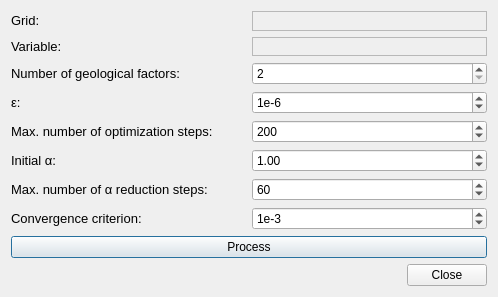
Above: imagejockey/vardecomp/variographicdecompositiondialog.ui from PauloCarvalhoRJ/gammaray before the change. Below: the same form after it.
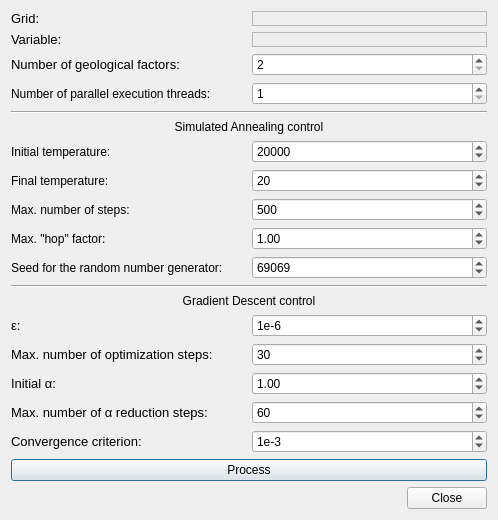
That is the form after the change.

Commit message: Variographic Decomposition: added Simulated Annealing and multithreading.

The edit to the form file:
```diff
--- a/imagejockey/vardecomp/variographicdecompositiondialog.ui
+++ b/imagejockey/vardecomp/variographicdecompositiondialog.ui
@@ -7,7 +7,7 @@
     <x>0</x>
     <y>0</y>
     <width>498</width>
-    <height>297</height>
+    <height>505</height>
    </rect>
   </property>
   <property name="windowTitle">
@@ -16,7 +16,21 @@
   <layout class="QVBoxLayout" name="verticalLayout">
    <item>
     <layout class="QGridLayout" name="gridLayout">
-     <item row="4" column="1">
+     <item row="18" column="0">
+      <widget class="QLabel" name="label_8">
+       <property name="text">
+        <string>&lt;html&gt;&lt;head/&gt;&lt;body&gt;&lt;p&gt;&lt;span style=&quot; font-family:'Verdana,Arial,Tahoma,Calibri,Geneva,sans-serif'; font-size:13px;&quot;&gt;Convergence criterion:&lt;/span&gt;&lt;/p&gt;&lt;/body&gt;&lt;/html&gt;</string>
+       </property>
+      </widget>
+     </item>
+     <item row="10" column="0">
+      <widget class="QLabel" name="label_14">
+       <property name="text">
+        <string>Max. &quot;hop&quot; factor:</string>
+       </property>
+      </widget>
+     </item>
+     <item row="15" column="1">
       <widget class="QSpinBox" name="spinMaxSteps">
        <property name="minimum">
         <number>1</number>
@@ -28,7 +42,7 @@
         <number>100</number>
        </property>
        <property name="value">
-        <number>200</number>
+        <number>30</number>
        </property>
       </widget>
      </item>
@@ -96,21 +110,21 @@
        </layout>
       </widget>
      </item>
-     <item row="8" column="0" colspan="2">
+     <item row="19" column="0" colspan="2">
       <widget class="QPushButton" name="btnProcess">
        <property name="text">
         <string>Process</string>
        </property>
       </widget>
      </item>
-     <item row="3" column="0">
+     <item row="14" column="0">
       <widget class="QLabel" name="label_4">
        <property name="text">
         <string>&lt;html&gt;&lt;head/&gt;&lt;body&gt;&lt;p&gt;&lt;span style=&quot; font-family:'Verdana,Arial,Tahoma,Calibri,Geneva,sans-serif'; font-size:13px;&quot;&gt;&amp;epsilon;:&lt;/span&gt;&lt;/p&gt;&lt;/body&gt;&lt;/html&gt;</string>
        </property>
       </widget>
      </item>
-     <item row="3" column="1">
+     <item row="14" column="1">
       <widget class="QSpinBox" name="spinLogEpsilon">
        <property name="prefix">
         <string>1e</string>
@@ -126,21 +140,21 @@
        </property>
       </widget>
      </item>
-     <item row="5" column="0">
+     <item row="16" column="0">
       <widget class="QLabel" name="label_5">
        <property name="text">
         <string>&lt;html&gt;&lt;head/&gt;&lt;body&gt;&lt;p&gt;&lt;span style=&quot; font-family:'Verdana,Arial,Tahoma,Calibri,Geneva,sans-serif'; font-size:13px;&quot;&gt;Initial α:&lt;/span&gt;&lt;/p&gt;&lt;/body&gt;&lt;/html&gt;</string>
        </property>
       </widget>
      </item>
-     <item row="6" column="0">
+     <item row="17" column="0">
       <widget class="QLabel" name="label_7">
        <property name="text">
         <string>&lt;html&gt;&lt;head/&gt;&lt;body&gt;&lt;p&gt;&lt;span style=&quot; font-family:'Verdana,Arial,Tahoma,Calibri,Geneva,sans-serif'; font-size:13px;&quot;&gt;Max. number of α reduction steps:&lt;/span&gt;&lt;/p&gt;&lt;/body&gt;&lt;/html&gt;</string>
        </property>
       </widget>
      </item>
-     <item row="6" column="1">
+     <item row="17" column="1">
       <widget class="QSpinBox" name="spinMaxStepsAlphaReduction">
        <property name="minimum">
         <number>1</number>
@@ -156,7 +170,7 @@
        </property>
       </widget>
      </item>
-     <item row="5" column="1">
+     <item row="16" column="1">
       <widget class="QDoubleSpinBox" name="spinInitialAlpha">
        <property name="minimum">
         <double>0.010000000000000</double>
@@ -169,21 +183,14 @@
        </property>
       </widget>
      </item>
-     <item row="4" column="0">
+     <item row="15" column="0">
       <widget class="QLabel" name="label_6">
        <property name="text">
         <string>&lt;html&gt;&lt;head/&gt;&lt;body&gt;&lt;p&gt;&lt;span style=&quot; font-family:'Verdana,Arial,Tahoma,Calibri,Geneva,sans-serif'; font-size:13px;&quot;&gt;Max. number of optimization steps:&lt;/span&gt;&lt;/p&gt;&lt;/body&gt;&lt;/html&gt;</string>
        </property>
       </widget>
      </item>
-     <item row="7" column="0">
-      <widget class="QLabel" name="label_8">
-       <property name="text">
-        <string>&lt;html&gt;&lt;head/&gt;&lt;body&gt;&lt;p&gt;&lt;span style=&quot; font-family:'Verdana,Arial,Tahoma,Calibri,Geneva,sans-serif'; font-size:13px;&quot;&gt;Convergence criterion:&lt;/span&gt;&lt;/p&gt;&lt;/body&gt;&lt;/html&gt;</string>
-       </property>
-      </widget>
-     </item>
-     <item row="7" column="1">
+     <item row="18" column="1">
       <widget class="QSpinBox" name="spinConvergenceCriterion">
        <property name="prefix">
         <string>1e</string>
@@ -199,6 +206,159 @@
        </property>
       </widget>
      </item>
+     <item row="13" column="0" colspan="2">
+      <widget class="QLabel" name="label_9">
+       <property name="text">
+        <string>Gradient Descent control</string>
+       </property>
+       <property name="alignment">
+        <set>Qt::AlignCenter</set>
+       </property>
+      </widget>
+     </item>
+     <item row="5" column="0" colspan="2">
+      <widget class="QLabel" name="label_10">
+       <property name="text">
+        <string>Simulated Annealing control</string>
+       </property>
+       <property name="alignment">
+        <set>Qt::AlignCenter</set>
+       </property>
+      </widget>
+     </item>
+     <item row="4" column="0" colspan="2">
+      <widget class="Line" name="line">
+       <property name="orientation">
+        <enum>Qt::Horizontal</enum>
+       </property>
+      </widget>
+     </item>
+     <item row="9" column="1">
+      <widget class="QSpinBox" name="spinMaxStepsSA">
+       <property name="minimum">
+        <number>5</number>
+       </property>
+       <property name="maximum">
+        <number>1000000</number>
+       </property>
+       <property name="singleStep">
+        <number>100</number>
+       </property>
+       <property name="value">
+        <number>500</number>
+       </property>
+      </widget>
+     </item>
+     <item row="11" column="0">
+      <widget class="QLabel" name="label_15">
+       <property name="text">
+        <string>Seed for the random number generator:</string>
+       </property>
+      </widget>
+     </item>
+     <item row="10" column="1">
+      <widget class="QDoubleSpinBox" name="spinMaxHopFactor">
+       <property name="minimum">
+        <double>0.010000000000000</double>
+       </property>
+       <property name="maximum">
+        <double>100.000000000000000</double>
+       </property>
+       <property name="singleStep">
+        <double>0.100000000000000</double>
+       </property>
+       <property name="value">
+        <double>1.000000000000000</double>
+       </property>
+      </widget>
+     </item>
+     <item row="9" column="0">
+      <widget class="QLabel" name="label_13">
+       <property name="text">
+        <string>Max. number of steps:</string>
+       </property>
+      </widget>
+     </item>
+     <item row="7" column="0">
+      <widget class="QLabel" name="label_11">
+       <property name="text">
+        <string>Initial temperature:</string>
+       </property>
+      </widget>
+     </item>
+     <item row="11" column="1">
+      <widget class="QSpinBox" name="spinSeed">
+       <property name="minimum">
+        <number>1</number>
+       </property>
+       <property name="maximum">
+        <number>999999999</number>
+       </property>
+       <property name="value">
+        <number>69069</number>
+       </property>
+      </widget>
+     </item>
+     <item row="8" column="0">
+      <widget class="QLabel" name="label_12">
+       <property name="text">
+        <string>Final temperature:</string>
+       </property>
+      </widget>
+     </item>
+     <item row="8" column="1">
+      <widget class="QSpinBox" name="spinFinalTemperature">
+       <property name="minimum">
+        <number>1</number>
+       </property>
+       <property name="maximum">
+        <number>1000000</number>
+       </property>
+       <property name="singleStep">
+        <number>10</number>
+       </property>
+       <property name="value">
+        <number>20</number>
+       </property>
+      </widget>
+     </item>
+     <item row="7" column="1">
+      <widget class="QSpinBox" name="spinInitialTemperature">
+       <property name="minimum">
+        <number>20</number>
+       </property>
+       <property name="maximum">
+        <number>1000000</number>
+       </property>
+       <property name="singleStep">
+        <number>100</number>
+       </property>
+       <property name="value">
+        <number>20000</number>
+       </property>
+      </widget>
+     </item>
+     <item row="12" column="0" colspan="2">
+      <widget class="Line" name="line_2">
+       <property name="orientation">
+        <enum>Qt::Horizontal</enum>
+       </property>
+      </widget>
+     </item>
+     <item row="3" column="0">
+      <widget class="QLabel" name="label_16">
+       <property name="text">
+        <string>Number of parallel execution threads:</string>
+       </property>
+      </widget>
+     </item>
+     <item row="3" column="1">
+      <widget class="QSpinBox" name="spinNumberOfThreads">
+       <property name="minimum">
+        <number>1</number>
+       </property>
+      </widget>
+     </item>
     </layout>
    </item>
    <item>
```
Left out of the diff: 2 changed lines with no effect on the pictures. The commit also changes 1 other file.
